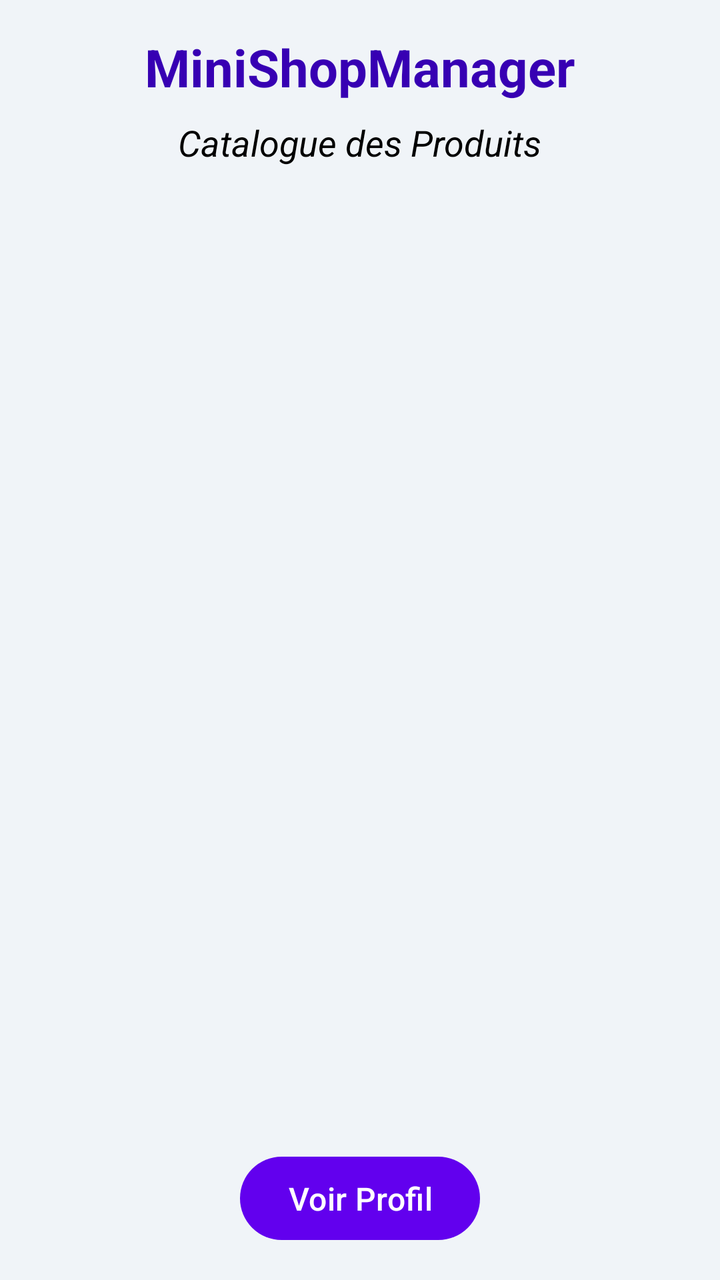
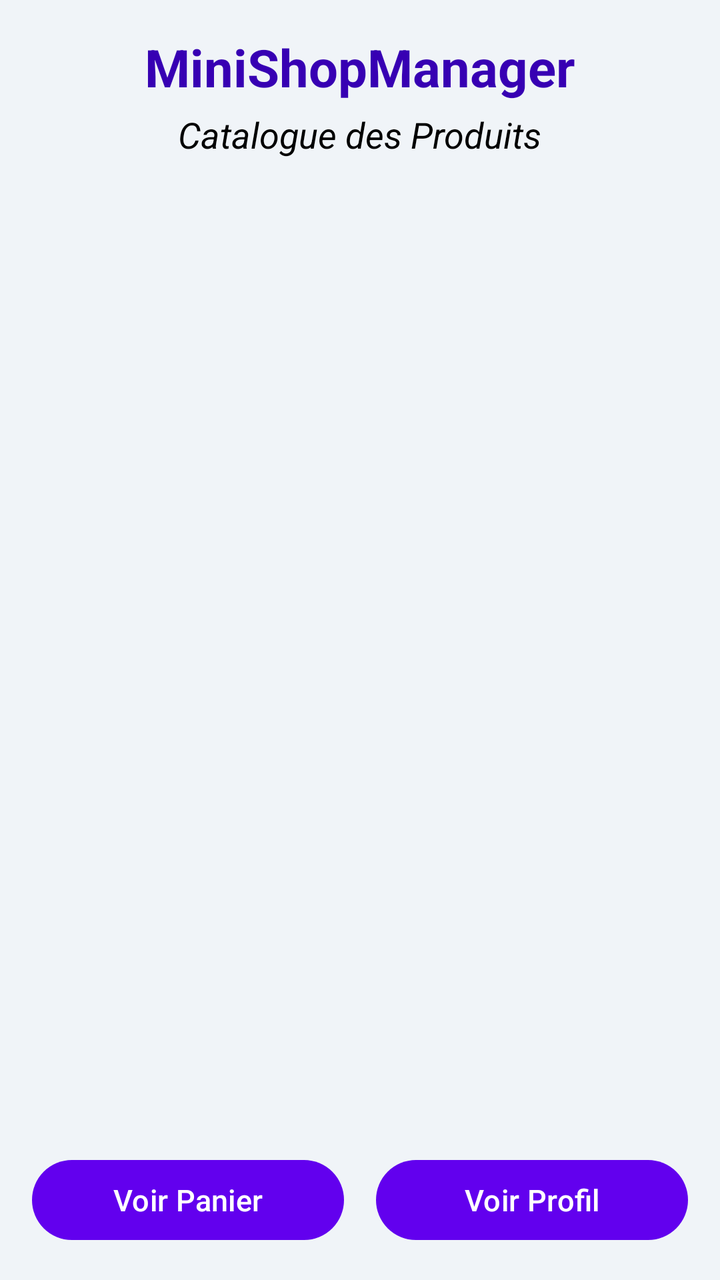

Compare the two renders of this Android layout. The source of the first and the diff that turns it into the second are given below.
<!-- AndroidManifest.xml: application theme Theme.MiniShopManager -->
<!-- res/layout/activity_main.xml -->
<?xml version="1.0" encoding="utf-8"?>
<LinearLayout xmlns:android="http://schemas.android.com/apk/res/android"
    xmlns:tools="http://schemas.android.com/tools"
    android:layout_width="match_parent"
    android:layout_height="match_parent"
    android:orientation="vertical"
    android:background="@color/catalog_bg"
    android:padding="16dp"
    tools:context=".MainActivity">

    <TextView
        android:id="@+id/tvAppName"
        android:layout_width="wrap_content"
        android:layout_height="wrap_content"
        android:layout_gravity="center_horizontal"
        android:text="@string/app_name"
        android:textSize="26sp"
        android:textStyle="bold"
        android:textColor="@color/purple_700"
        android:layout_marginBottom="8dp" />

    <TextView
        android:id="@+id/tvCatalogTitle"
        android:layout_width="wrap_content"
        android:layout_height="wrap_content"
        android:layout_gravity="center_horizontal"
        android:text="@string/catalog_title"
        android:textSize="18sp"
        android:textStyle="italic"
        android:textColor="@color/black"
        android:layout_marginBottom="16dp" />

    <ListView
        android:id="@+id/listViewProducts"
        android:layout_width="match_parent"
        android:layout_height="0dp"
        android:layout_weight="1"
        android:divider="@android:color/transparent"
        android:dividerHeight="8dp"
        android:layout_marginBottom="16dp" />

    <Button
        android:id="@+id/btnSuivant"
        android:layout_width="wrap_content"
        android:layout_height="wrap_content"
        android:layout_gravity="center_horizontal"
        android:text="@string/btn_suivant"
        android:textSize="16sp"
        android:paddingHorizontal="24dp"
        android:paddingVertical="10dp" />

</LinearLayout>
<!-- resources referenced by this layout -->
<resources>
  <color name="black">#FF000000</color>
  <color name="catalog_bg">#F0F4F8</color>
  <color name="purple_700">#3700B3</color>
  <string name="app_name">MiniShopManager</string>
  <string name="btn_suivant">Voir Profil</string>
  <string name="catalog_title">Catalogue des Produits</string>
  <style name="Theme.MiniShopManager" parent="Theme.Material3.DayNight.NoActionBar">
          <item name="colorPrimary">@color/purple_500</item>
      </style>
  <color name="purple_500">#6200EE</color>
</resources>

<!-- the commit's change to res/layout/activity_main.xml (unified diff, before → after) -->
@@ -17,7 +17,7 @@
         android:textSize="26sp"
         android:textStyle="bold"
         android:textColor="@color/purple_700"
-        android:layout_marginBottom="8dp" />
+        android:layout_marginBottom="4dp" />
 
     <TextView
         android:id="@+id/tvCatalogTitle"
@@ -28,7 +28,7 @@
         android:textSize="18sp"
         android:textStyle="italic"
         android:textColor="@color/black"
-        android:layout_marginBottom="16dp" />
+        android:layout_marginBottom="12dp" />
 
     <ListView
         android:id="@+id/listViewProducts"
@@ -37,16 +37,31 @@
         android:layout_weight="1"
         android:divider="@android:color/transparent"
         android:dividerHeight="8dp"
-        android:layout_marginBottom="16dp" />
+        android:layout_marginBottom="12dp" />
 
-    <Button
-        android:id="@+id/btnSuivant"
-        android:layout_width="wrap_content"
+    <LinearLayout
+        android:layout_width="match_parent"
         android:layout_height="wrap_content"
-        android:layout_gravity="center_horizontal"
-        android:text="@string/btn_suivant"
-        android:textSize="16sp"
-        android:paddingHorizontal="24dp"
-        android:paddingVertical="10dp" />
+        android:orientation="horizontal"
+        android:gravity="center">
+
+        <Button
+            android:id="@+id/btnCart"
+            android:layout_width="0dp"
+            android:layout_height="wrap_content"
+            android:layout_weight="1"
+            android:layout_marginEnd="8dp"
+            android:text="Voir Panier"
+            android:textSize="15sp" />
+
+        <Button
+            android:id="@+id/btnSuivant"
+            android:layout_width="0dp"
+            android:layout_height="wrap_content"
+            android:layout_weight="1"
+            android:layout_marginStart="8dp"
+            android:text="@string/btn_suivant"
+            android:textSize="15sp" />
+    </LinearLayout>
 
 </LinearLayout>
